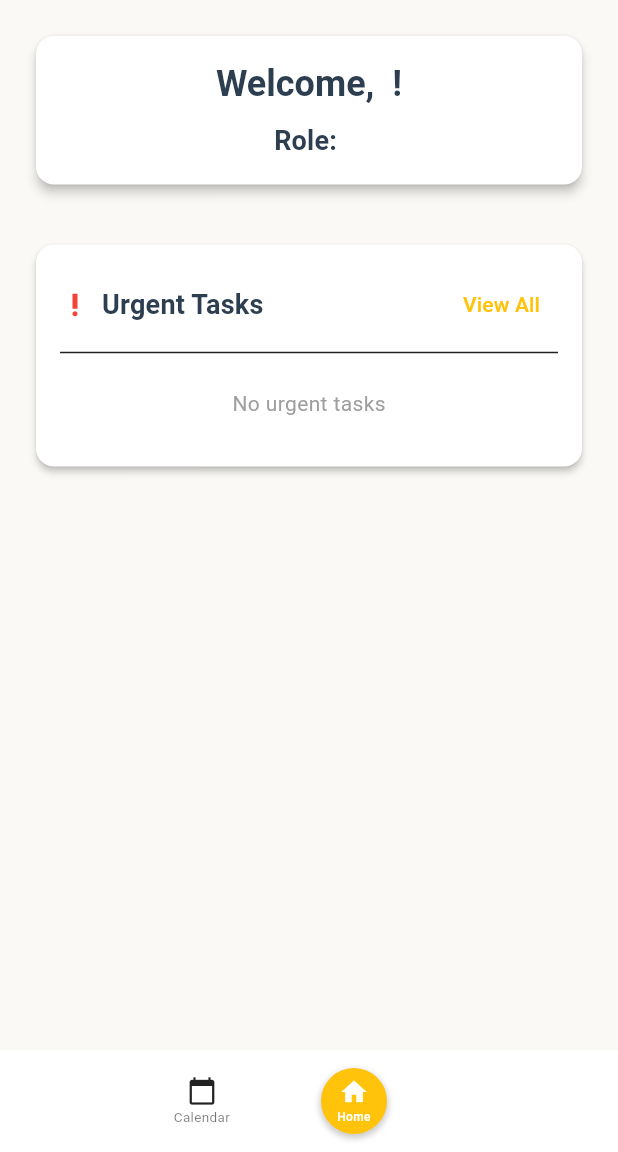
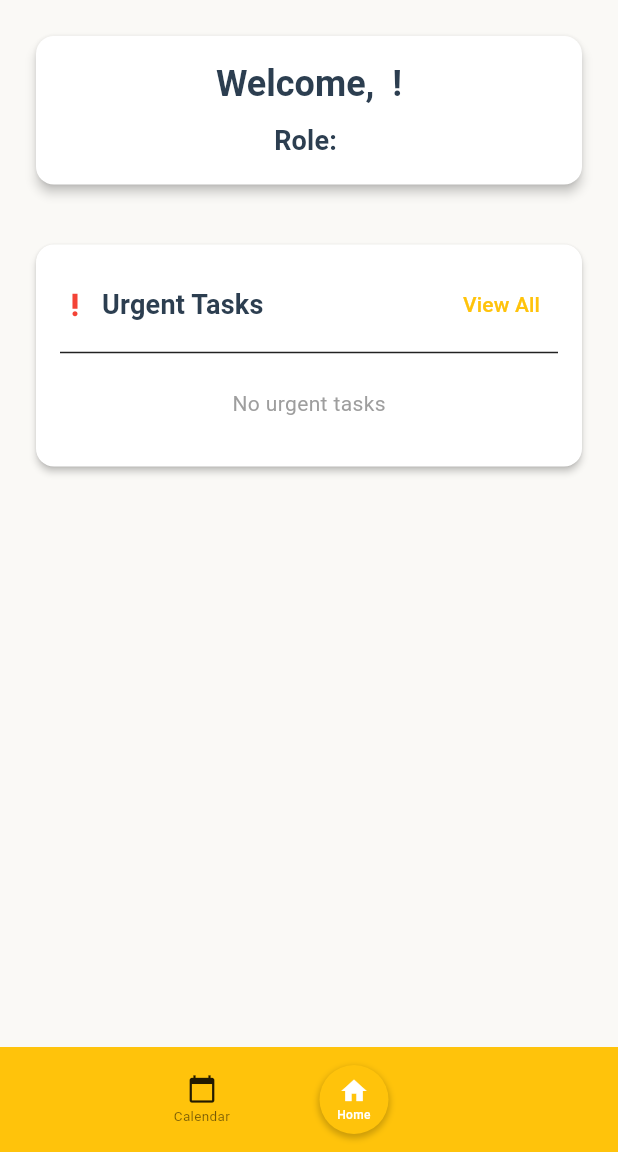
Before and after one commit to HarzaanHussain/cateredtoyou, a Flutter app: the screen it shows once a user with an empty profile is signed in, on a phone screen of 412 x 824 dp, the part 84-1236 px from its top. Run offline on Flutter 3.47's test engine with Material 3 defaults, Android fonts, the phone set to English and light mode, and no system bars; our stand-ins replace cloud_firestore, firebase_auth, firebase_core, flutter_local_notifications, flutter_map, flutter_timezone and 6 more; missing offline and left inert: flutter_map_cancellable_tile_provider; accounts and stored records are empty.

Commit message:
Change bottom toolbar to orange

```diff
--- a/lib/widgets/bottom_toolbar.dart
+++ b/lib/widgets/bottom_toolbar.dart
@@ -42,7 +42,8 @@ class _BottomToolbarState extends State<BottomToolbar> {
   @override
   Widget build(BuildContext context) {
     return BottomAppBar(
-      height: 68, // Further reduced from 70 to 68
+      color: Color(0xFFFFC30B),
+      height: 70, // Further reduced from 70 to 68
       child: Row(
         mainAxisAlignment: MainAxisAlignment.spaceEvenly,
         children: [
@@ -155,7 +156,8 @@ class _BottomToolbarState extends State<BottomToolbar> {
         width: 54, // Further reduced from 58
         height: 54, // Further reduced from 58
         decoration: BoxDecoration(
-          color: Theme.of(context).primaryColor,
+          // color: Theme.of(context).primaryColor,
+          color: Color(0xFFFFC30B),
           shape: BoxShape.circle,
           boxShadow: [
             BoxShadow(
```
